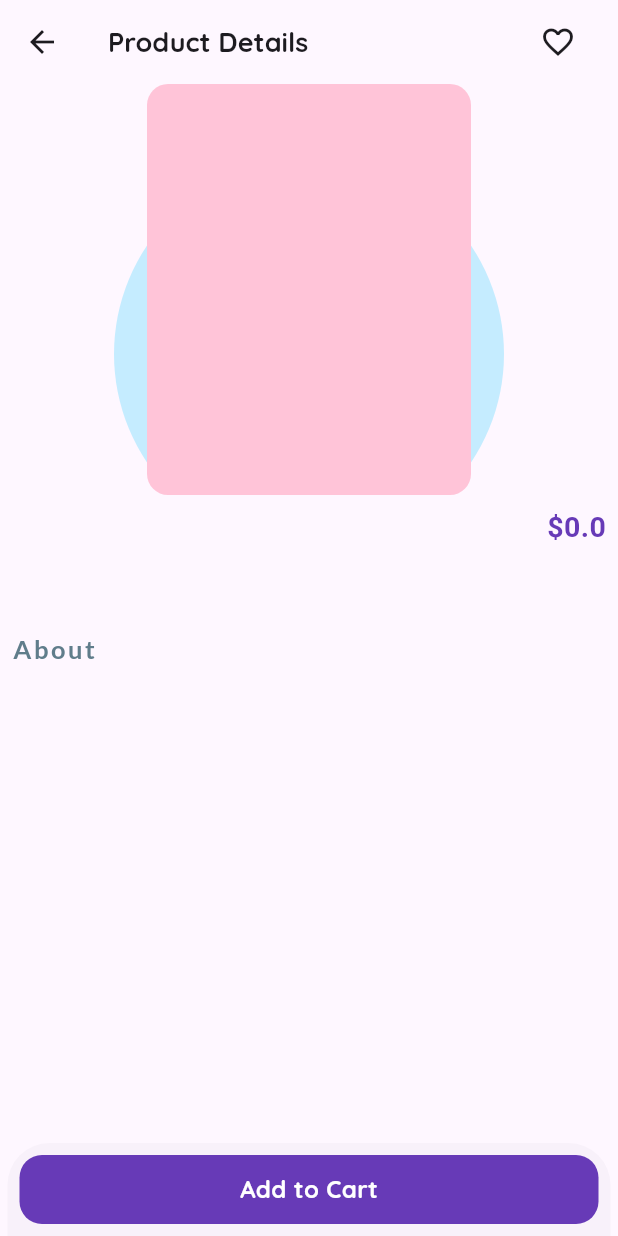
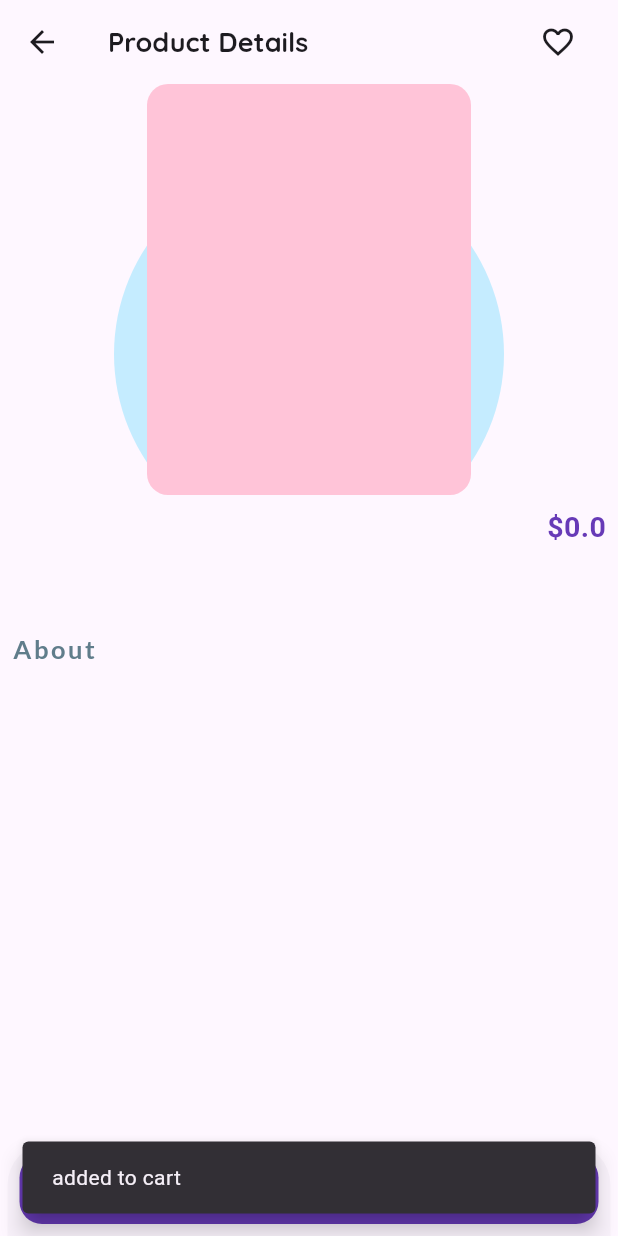
Before and after one commit to Shamimkhan1406/Cartify, a Flutter app: the ProductDetailScreen screen opened directly with empty values, after a tap on "Add to Cart", on a phone screen of 412 x 824 dp. Run offline on Flutter 3.47's test engine with Material 3 defaults, Android fonts, the phone set to English and light mode, and no system bars; our stand-ins replace flutter_dotenv, flutter_riverpod, google_fonts, shared_preferences; accounts and stored records are empty.

Commit message:
add product to the cart final

```diff
--- a/lib/provider/cart_provider.dart
+++ b/lib/provider/cart_provider.dart
@@ -87,3 +87,7 @@ class CartNotifier extends StateNotifier<Map<String, Cart>> {
     return totalAmount;
   }
 }
+// define a state notifier provider to expose an instance of CartNotifier
+final cartProvider = StateNotifierProvider<CartNotifier, Map<String, Cart>>((ref) {
+  return CartNotifier();
+});
--- a/lib/services/manage_http_response.dart
+++ b/lib/services/manage_http_response.dart
@@ -28,5 +28,9 @@ void manageHttpResponse({
   }
 }
 void showSnackBar(BuildContext context, String message){
-  ScaffoldMessenger.of(context).showSnackBar(SnackBar(content: Text(message)));
+  ScaffoldMessenger.of(context).showSnackBar(SnackBar(
+    margin: const EdgeInsets.all(15),
+    behavior: SnackBarBehavior.floating,
+    content: Text(message)
+  ));
 }
--- a/lib/views/screens/detail/screens/product_detail_screen.dart
+++ b/lib/views/screens/detail/screens/product_detail_screen.dart
@@ -1,19 +1,23 @@
 import 'package:cartify/models/product.dart';
+import 'package:cartify/provider/cart_provider.dart';
+import 'package:cartify/services/manage_http_response.dart';
 import 'package:flutter/material.dart';
+import 'package:flutter_riverpod/flutter_riverpod.dart';
 import 'package:google_fonts/google_fonts.dart';
 
-class ProductDetailScreen extends StatefulWidget {
+class ProductDetailScreen extends ConsumerStatefulWidget {
   final Product product;
 
-  const ProductDetailScreen({super.key, required this.product});
+  ProductDetailScreen({Key? key, required this.product}) : super(key: key);
 
   @override
-  State<ProductDetailScreen> createState() => _ProductDetailScreenState();
+  _ProductDetailScreenState createState() => _ProductDetailScreenState();
 }
 
-class _ProductDetailScreenState extends State<ProductDetailScreen> {
+class _ProductDetailScreenState extends ConsumerState<ProductDetailScreen> {
   @override
   Widget build(BuildContext context) {
+    final _cartProvider = ref.read(cartProvider.notifier);
     return Scaffold(
       appBar: AppBar(
         title: Row(
@@ -135,7 +139,7 @@ class _ProductDetailScreenState extends State<ProductDetailScreen> {
                 ),
                 Text(
                   widget.product.description,
-                  style: GoogleFonts.mochiyPopOne(letterSpacing: 2),
+                  style: GoogleFonts.lato(letterSpacing: 1.5),
                 ),
               ],
             ),
@@ -145,7 +149,21 @@ class _ProductDetailScreenState extends State<ProductDetailScreen> {
       bottomSheet: Padding(
         padding: EdgeInsets.all(8),
         child: InkWell(
-          onTap: () {},
+          onTap: () {
+            _cartProvider.addProductToCart(
+              productName: widget.product.productName,
+              productPrice: widget.product.productPrice,
+              category: widget.product.category,
+              images: widget.product.images,
+              vendorId: widget.product.vendorId,
+              productQuantity: widget.product.quantity,
+              quantity: 1,
+              productId: widget.product.id,
+              description: widget.product.description,
+              fullName: widget.product.fullName,
+            );
+            showSnackBar(context, '${widget.product.productName} added to cart');
+          },
           child: Container(
             width: 386,
             height: 46,
```
